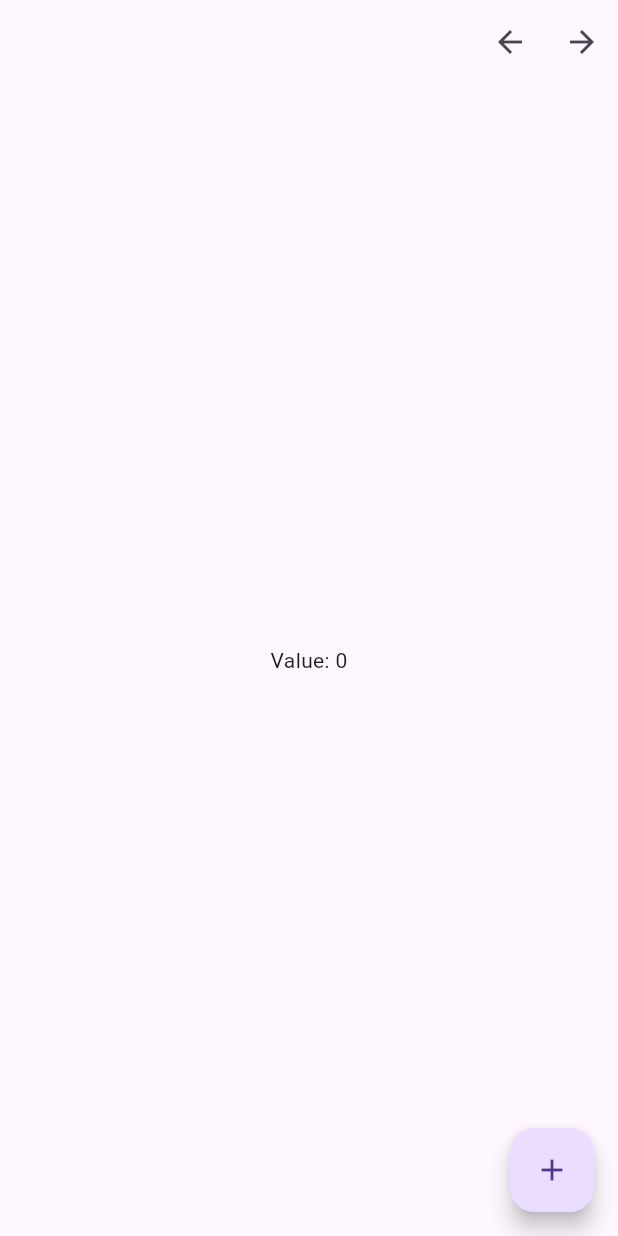
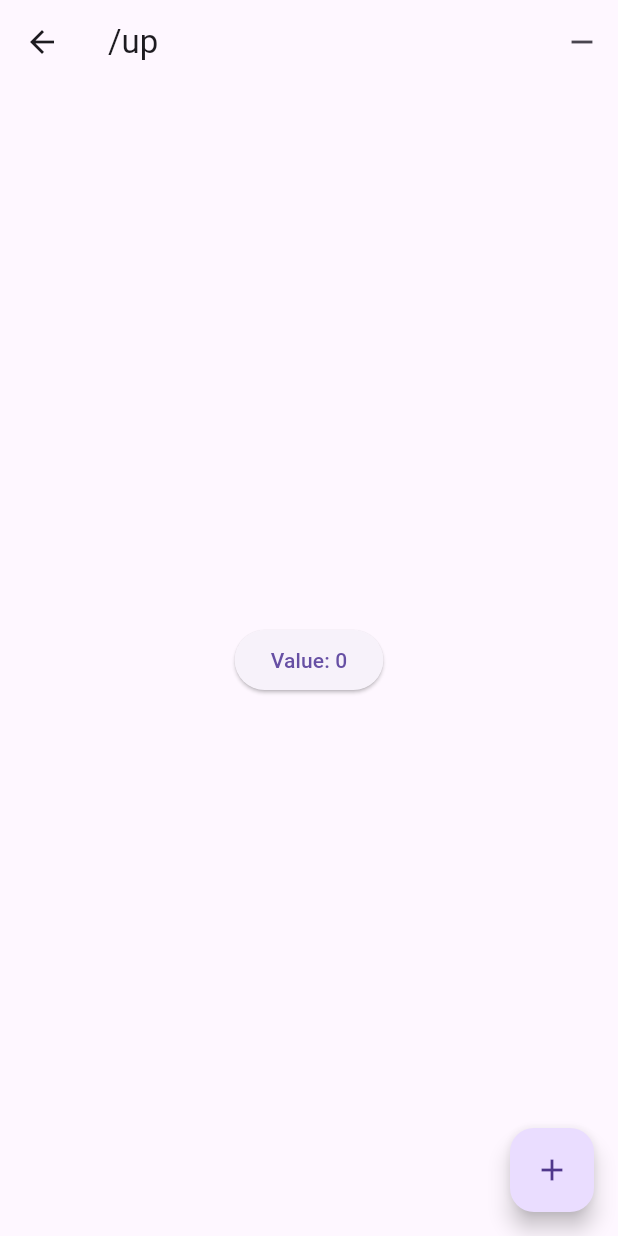
Before and after one commit to CraigBuilds/Flutter-App-Layered-Architecture-with-Go-Router, a Flutter app: the screen it shows after launch, on a phone screen of 412 x 824 dp. Run offline on Flutter 3.47's test engine with Material 3 defaults, Android fonts, the phone set to English and light mode, and no system bars; our stand-ins replace go_router.

Commit message:
Added a page that requires arguments

```diff
--- a/lib/backend/business_logic_controllers.dart
+++ b/lib/backend/business_logic_controllers.dart
@@ -38,3 +38,11 @@ class DownController implements IDownController {
     onModelChanged(newValue);
   }
 }
+
+class SelectedNumberController implements ISelectedNumberController {
+
+  @override
+  final int number;
+
+  SelectedNumberController({required this.number});
+}
--- a/lib/frontend/controller_interfaces.dart
+++ b/lib/frontend/controller_interfaces.dart
@@ -13,3 +13,7 @@ abstract class IDownController {
   void decrement();
   AppModel get model;
 }
+
+abstract class ISelectedNumberController {
+  int get number;
+}
--- a/lib/frontend/router.dart
+++ b/lib/frontend/router.dart
@@ -49,9 +49,16 @@ class AppRouter {
             builder: (_, _, _) => CounterDownView(controller: DownController(model: modelNotifier.value, onModelChanged: _updateNotifier)),
           ),
         ),
+        GoRoute(
+          path: '/details/:number',
+          builder: (context, state) => ValueListenableBuilder(
+            valueListenable: modelNotifier,
+            builder: (_, _, _) => NumberDetailsView(controller: SelectedNumberController(number: int.parse(state.pathParameters['number']!))),
+          ),
+        ),
         //Once we add more routes we can use the generic _route method to reduce code duplication:
         _route(
-          path: '/double',
+          path: '/also_up',
           controllerBuilder: (model, onModelChanged) => UpController(model: model, onModelChanged: onModelChanged),
           viewBuilder: (controller) => CounterUpView(controller: controller),
         ),
--- a/lib/frontend/ui_pages.dart
+++ b/lib/frontend/ui_pages.dart
@@ -22,10 +22,10 @@ class CounterUpView extends StatelessWidget {
   const CounterUpView({super.key, required this.controller});
 
   @override
-  Widget build(BuildContext context) => Scaffold(
-    body: CenteredValue(value: controller.model.counter),
+  Widget build(BuildContext ctx) => Scaffold(
+    body: CenteredValue(value: controller.model.counter, onValueTapped: () => ctx.go('/details/${controller.model.counter}')),
     floatingActionButton: PlusMinusFloatingActionButton(onPlus: controller.increment),
-    appBar: BackForthAppBar(onBack: () => context.go('/down'), onForth: () => context.go('/up') ),
+    appBar: NavigationAppBar(currentURL: ctx.location, onMinus: () => ctx.go('/down'), onBack: () => ctx.pop()),
   );
 }
 
@@ -34,9 +34,29 @@ class CounterDownView extends StatelessWidget {
   const CounterDownView({super.key, required this.controller});
 
   @override
-  Widget build(BuildContext context) => Scaffold(
-    body: CenteredValue(value: controller.model.counter),
+  Widget build(BuildContext ctx) => Scaffold(
+    body: CenteredValue(value: controller.model.counter, onValueTapped: () => ctx.go('/details/${controller.model.counter}')),
     floatingActionButton: PlusMinusFloatingActionButton(onMinus: controller.decrement),
-    appBar: BackForthAppBar(onBack: () => context.go('/up'), onForth: () => context.go('/down')),
+    appBar: NavigationAppBar(currentURL: ctx.location, onPlus: () => ctx.go('/up'), onBack: () => ctx.pop()),
   );
 }
+
+
+///Tells you a fact about a number. This is an example of a page that requires an input parameter (the number to show details for).
+class NumberDetailsView extends StatelessWidget {
+  final ISelectedNumberController controller;
+  const NumberDetailsView({super.key, required this.controller});
+
+  @override
+  Widget build(BuildContext ctx) => Scaffold(
+    appBar: NavigationAppBar(currentURL: ctx.location, onBack: () => ctx.pop()),
+    body: GiantCenteredValue(value: controller.number),
+  );
+}
+
+
+
+// Extension method to get the current location from the BuildContext
+extension AnotherGoRouterHelper on BuildContext {
+  String get location => GoRouter.of(this).state.fullPath!;
+}
--- a/lib/frontend/ui_widgets.dart
+++ b/lib/frontend/ui_widgets.dart
@@ -8,27 +8,41 @@ import 'package:flutter/material.dart';
 
 class CenteredValue extends StatelessWidget {
   final int value;
-  const CenteredValue({super.key, required this.value});
+  final VoidCallback? onValueTapped;
+  const CenteredValue({super.key, required this.value, this.onValueTapped});
   @override
-  Widget build(BuildContext context) => Center(child: Text('Value: $value'));
+  Widget build(BuildContext _) => Center(
+    child: ElevatedButton(
+      onPressed: onValueTapped,
+      child: Text('Value: $value')
+    )
+  );
 }
 
-class BackForthAppBar extends StatelessWidget implements PreferredSizeWidget {
-  final VoidCallback onBack;
-  final VoidCallback onForth;
-  const BackForthAppBar({super.key, required this.onBack, required this.onForth});
+class GiantCenteredValue extends StatelessWidget {
+  final int value;
+  const GiantCenteredValue({super.key, required this.value});
+  @override
+  Widget build(BuildContext _) => Center(
+    child: Text('$value', style: const TextStyle(fontSize: 100))
+  );
+}
 
+class NavigationAppBar extends StatelessWidget implements PreferredSizeWidget {
+  final String currentURL;
+  final VoidCallback? onBack;
+  final VoidCallback? onPlus;
+  final VoidCallback? onMinus;
+  const NavigationAppBar({super.key, required this.currentURL, this.onBack, this.onPlus, this.onMinus});
   @override
-  Widget build(BuildContext context) => AppBar(
+  Widget build(BuildContext _) => AppBar(
+    title: Text(currentURL),
+    leading: IconButton(icon: const Icon(Icons.arrow_back), onPressed: onBack),
     actions: [
-      IconButton(
-        icon: const Icon(Icons.arrow_back),
-        onPressed: onBack,
-      ),
-      IconButton(
-        icon: const Icon(Icons.arrow_forward),
-        onPressed: onForth,
-      ),
+      if (onPlus != null)
+        IconButton(icon: const Icon(Icons.add), onPressed: onPlus),
+      if (onMinus != null)
+        IconButton(icon: const Icon(Icons.remove), onPressed: onMinus),
     ],
   );
 
@@ -42,7 +56,7 @@ class PlusMinusFloatingActionButton extends StatelessWidget {
   const PlusMinusFloatingActionButton({super.key, this.onPlus, this.onMinus});
 
   @override
-  Widget build(BuildContext context) => FloatingActionButton(
+  Widget build(BuildContext _) => FloatingActionButton(
     onPressed: onPlus ?? onMinus,
     child: Icon(onPlus != null ? Icons.add : Icons.remove),
   );
```
Also changed, not shown: 1 other file.
